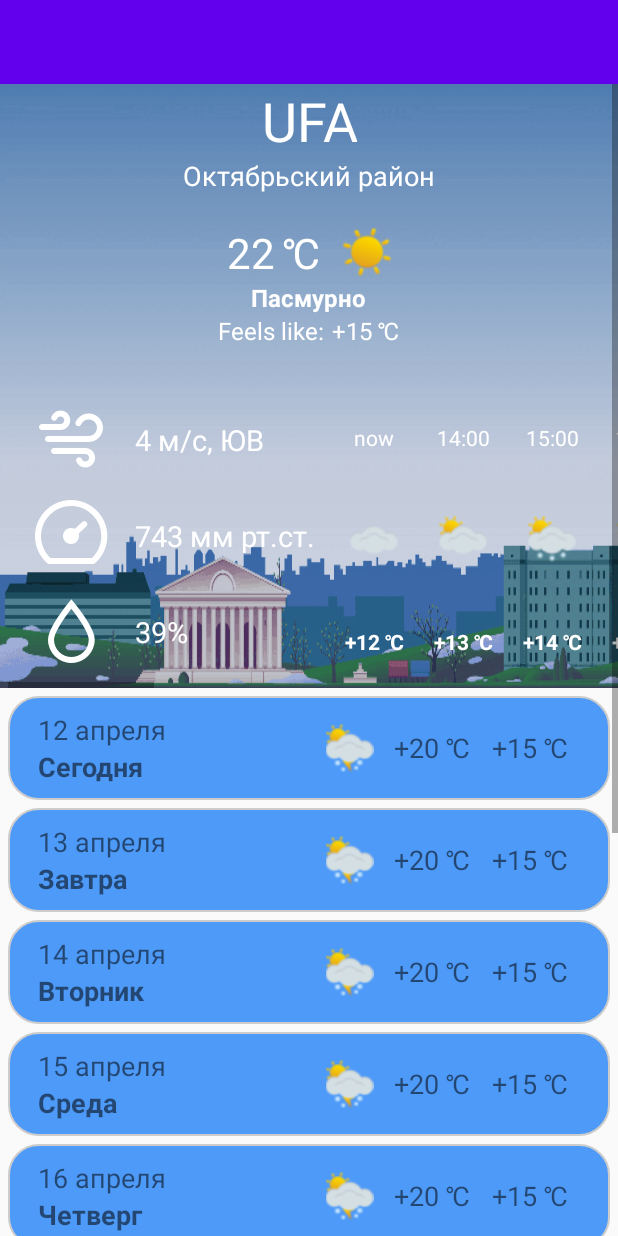
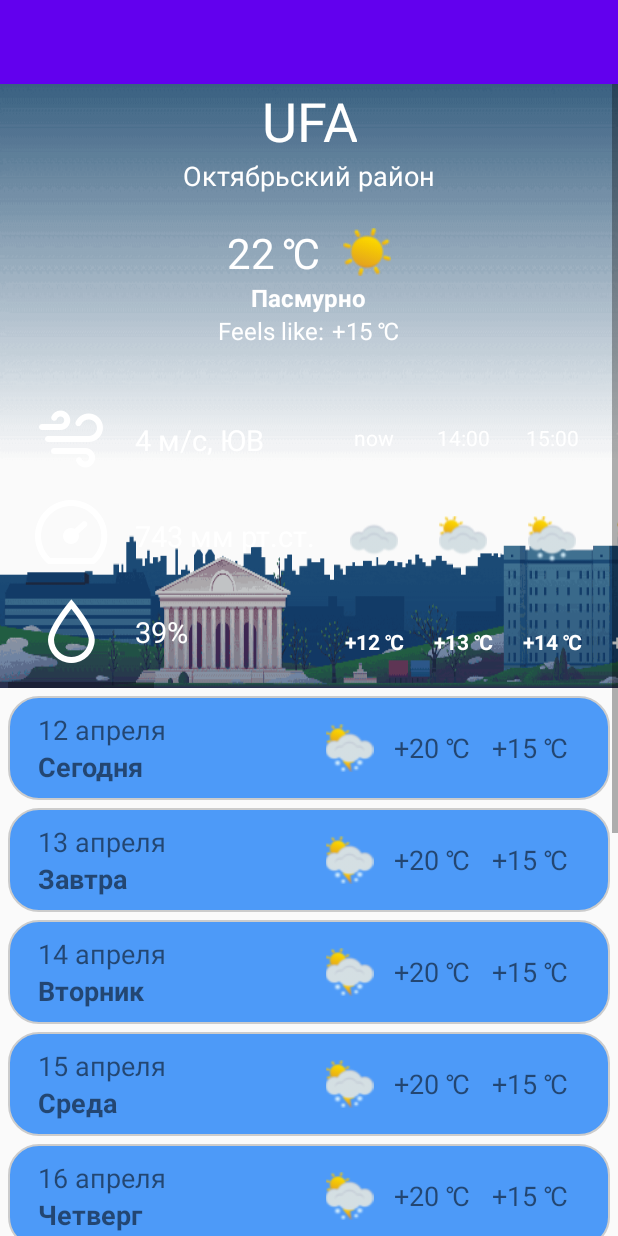
Before and after one commit to magzyumov/WeatherApp, an Android app: the layout activity_main.xml on its own in the app's theme, with its tools: preview values and no code run, on a phone screen of 412 x 824 dp. Run offline under Robolectric (Android 15) with nearby library versions, the phone set to English and light mode, and no system bars.

Commit message:
Автоматизация вывода картинки на главном экране

```diff
--- a/WeatherApp/app/src/main/java/ru/magzyumov/weatherapp/LocationActivity.java
+++ b/WeatherApp/app/src/main/java/ru/magzyumov/weatherapp/LocationActivity.java
@@ -8,9 +8,9 @@ import android.widget.SearchView;
 
 public class LocationActivity extends AppCompatActivity implements SearchView.OnQueryTextListener {
     //Объявляем переменные
-    private Toolbar toolbar;
     private SearchView searchView;
     private Intent intent;
+    final MainPresenter presenter = MainPresenter.getInstance();
 
     @Override
     protected void onCreate(Bundle savedInstanceState) {
@@ -18,8 +18,7 @@ public class LocationActivity extends AppCompatActivity implements SearchView.On
         setContentView(R.layout.activity_location);
 
         //Устанавливаем Toolbar
-        toolbar = findViewById(R.id.toolbar);
-        setSupportActionBar(toolbar);
+        setSupportActionBar((Toolbar)findViewById(R.id.toolbar));
 
         //Инициализируем строку поиска
         searchView = findViewById(R.id.searchViewCity);
@@ -36,6 +35,7 @@ public class LocationActivity extends AppCompatActivity implements SearchView.On
     @Override
     public boolean onQueryTextSubmit(String query) {
         intent = new Intent();
+        presenter.setCurrentCity(query);
         intent.putExtra("newCity", query);
         setResult(RESULT_OK, intent);
         finish();
--- a/WeatherApp/app/src/main/java/ru/magzyumov/weatherapp/MainPresenter.java
+++ b/WeatherApp/app/src/main/java/ru/magzyumov/weatherapp/MainPresenter.java
@@ -22,6 +22,7 @@ public final class MainPresenter {
 
     //Поля для хранения
     private int currentTemp;           // Поле для хранения температуры
+    private String currentCity;        // Поле для хранение текущего города
     private boolean settingNightMode;  //Поле для хранения темного режима
     private boolean settingTempEu;     //Поле для хранения единиц измерения температуры
     private boolean settingWindEU;     //Поле для хранения единиц измерения силы ветра
@@ -45,6 +46,8 @@ public final class MainPresenter {
     }
 
     public int getCurrentTemp(){ return currentTemp; }
+    public String getCurrentCity() {return currentCity; }
+    public void setCurrentCity(String currentCity) {this.currentCity = currentCity; }
 
     public void setSwitch(boolean switchPosition, Field field){
         switch (field) {
--- a/WeatherApp/app/src/main/java/ru/magzyumov/weatherapp/SettingsActivity.java
+++ b/WeatherApp/app/src/main/java/ru/magzyumov/weatherapp/SettingsActivity.java
@@ -7,7 +7,6 @@ import androidx.appcompat.app.AppCompatActivity;
 import androidx.appcompat.widget.Toolbar;
 
 public class SettingsActivity extends AppCompatActivity {
-    private Toolbar toolbar;
     final MainPresenter presenter = MainPresenter.getInstance();
 
     @Override
@@ -16,8 +15,7 @@ public class SettingsActivity extends AppCompatActivity {
         setContentView(R.layout.activity_settings);
 
         //Устанавливаем Toolbar
-        toolbar = findViewById(R.id.toolbar);
-        setSupportActionBar(toolbar);
+        setSupportActionBar((Toolbar)findViewById(R.id.toolbar));
 
         //Инициализируем переключатели
         initSwitch((Switch) findViewById(R.id.switchNightMode), MainPresenter.Field.SETTING_NIGHT_MODE);
--- a/WeatherApp/app/src/main/res/layout/activity_main.xml
+++ b/WeatherApp/app/src/main/res/layout/activity_main.xml
@@ -25,9 +25,10 @@
             android:orientation="vertical">
 
             <LinearLayout
+                android:id="@+id/linearLayoutPic"
                 android:layout_width="match_parent"
                 android:layout_height="wrap_content"
-                android:background="@drawable/spring_city_day_overcast"
+                android:background="@drawable/spring_city_dawn_overcast"
                 android:orientation="vertical">
 
                 <LinearLayout
@@ -66,8 +67,8 @@
                             android:id="@+id/textViewCurrent"
                             android:layout_width="wrap_content"
                             android:layout_height="wrap_content"
+                            android:text="22"
                             android:textColor="@color/colorWhite"
-                            android:text="22"
                             android:textSize="28sp" />
 
                         <TextView
@@ -75,8 +76,8 @@
                             android:layout_width="wrap_content"
                             android:layout_height="wrap_content"
                             android:layout_marginLeft="5dp"
+                            android:text="@string/celsius"
                             android:textColor="@color/colorWhite"
-                            android:text="@string/celsius"
                             android:textSize="28sp" />
 
                         <ImageView
@@ -93,8 +94,8 @@
                         android:layout_height="wrap_content"
                         android:text="Пасмурно"
                         android:textColor="@color/colorWhite"
-                        android:textStyle="bold"
-                        android:textSize="16sp" />
+                        android:textSize="16sp"
+                        android:textStyle="bold" />
 
                     <LinearLayout
                         android:layout_width="match_parent"
@@ -115,8 +116,8 @@
                             android:layout_width="wrap_content"
                             android:layout_height="wrap_content"
                             android:layout_marginLeft="5dp"
+                            android:text="+15 \u2103"
                             android:textColor="@color/colorWhite"
-                            android:text="+15 \u2103"
                             android:textSize="16sp" />
 
                     </LinearLayout>
```
Also changed, not shown: WeatherApp/app/src/main/java/ru/magzyumov/weatherapp/MainActivity.java (+51 -12 lines).
